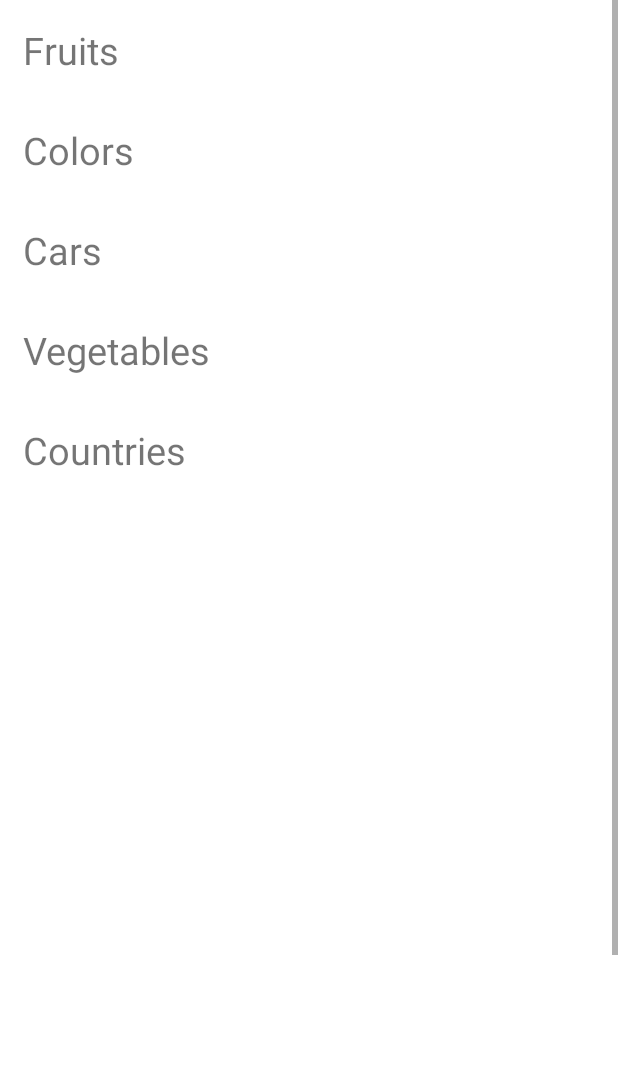
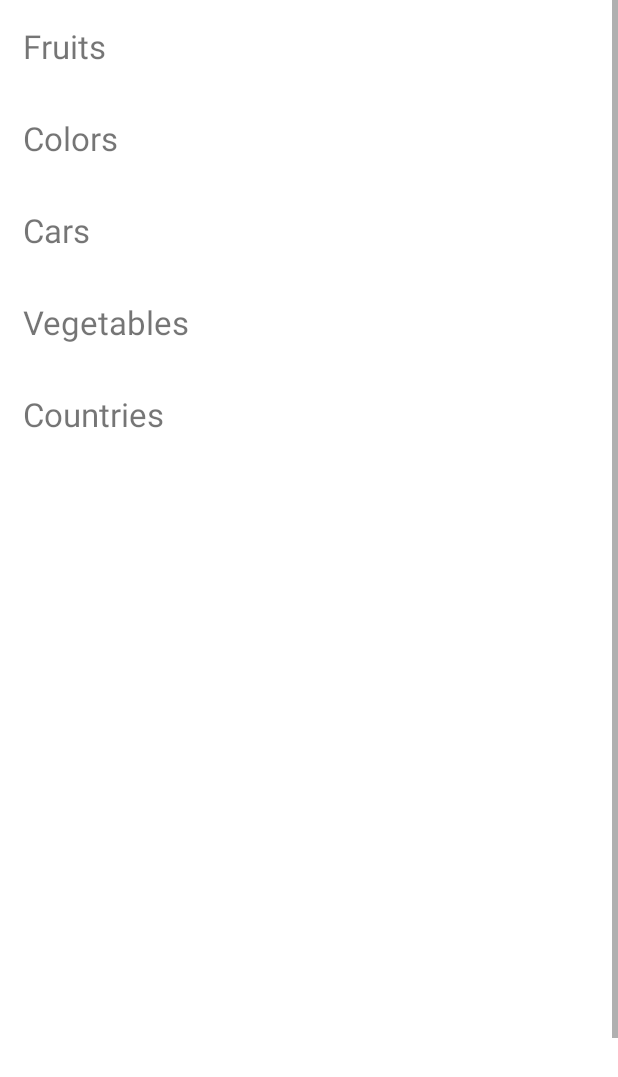
Before and after one commit to kvegesana/dial, an Android app: the ScreenD_TTS_1 screen opened directly, with no data from a screen before it, on a phone screen of 412 x 824 dp. Shown: the top 1077 px of the screen. Run offline under Robolectric (Android 15) with nearby library versions, the phone set to English and light mode, and no system bars; 1 statement that could not run was skipped.

Commit message:
Adjusted font size and added code to stop looping beyond boundaries for hierarchical menu and clearing secondary menu on clicking back button.

```diff
--- a/app/src/main/res/layout/activity_screen_d_tts.xml
+++ b/app/src/main/res/layout/activity_screen_d_tts.xml
@@ -32,7 +32,7 @@
                 android:layout_marginBottom="16dip"
                 android:layout_marginLeft="15dip"
                 android:layout_marginRight="6dip"
-                android:textSize="25sp"
+                android:textSize="22sp"
                 android:clickable="true">
             </TextView>
 
@@ -49,7 +49,7 @@
                 android:layout_marginBottom="16dip"
                 android:layout_marginLeft="15dip"
                 android:layout_marginRight="6dip"
-                android:textSize="25sp"
+                android:textSize="22sp"
                 android:clickable="true">
             </TextView>
 
@@ -64,7 +64,7 @@
                 android:layout_marginBottom="16dip"
                 android:layout_marginLeft="15dip"
                 android:layout_marginRight="6dip"
-                android:textSize="25sp"
+                android:textSize="22sp"
                 android:clickable="true">
             </TextView>
 
@@ -79,7 +79,7 @@
                 android:layout_marginBottom="16dip"
                 android:layout_marginLeft="15dip"
                 android:layout_marginRight="6dip"
-                android:textSize="25sp"
+                android:textSize="22sp"
                 android:clickable="true">
             </TextView>
 
@@ -95,7 +95,7 @@
                 android:layout_marginBottom="16dip"
                 android:layout_marginLeft="15dip"
                 android:layout_marginRight="6dip"
-                android:textSize="25sp"
+                android:textSize="22sp"
                 android:clickable="true"
                 >
             </TextView>
@@ -125,7 +125,7 @@
                     android:layout_weight="1"
                     android:focusable="true"
                     android:onClick="onClick"
-                    android:textSize="25sp"
+                    android:textSize="22sp"
                     android:layout_marginLeft="15dip"
                     android:layout_marginRight="6dip" />
 
@@ -140,7 +140,7 @@
                     android:layout_weight="1"
                     android:focusable="true"
                     android:onClick="onClick"
-                    android:textSize="25sp"
+                    android:textSize="22sp"
                     android:layout_marginLeft="15dip"
                     android:layout_marginRight="6dip" />
 
@@ -155,7 +155,7 @@
                     android:layout_weight="1"
                     android:focusable="true"
                     android:onClick="onClick"
-                    android:textSize="25sp"
+                    android:textSize="22sp"
                     android:layout_marginLeft="15dip"
                     android:layout_marginRight="6dip" />
 
@@ -170,7 +170,7 @@
                     android:layout_weight="1"
                     android:focusable="true"
                     android:onClick="onClick"
-                    android:textSize="25sp"
+                    android:textSize="22sp"
                     android:layout_marginLeft="15dip"
                     android:layout_marginRight="6dip" />
 
@@ -185,7 +185,7 @@
                     android:layout_weight="1"
                     android:focusable="true"
                     android:onClick="onClick"
-                    android:textSize="25sp"
+                    android:textSize="22sp"
                     android:layout_marginLeft="15dip"
                     android:layout_marginRight="6dip" />
 
@@ -200,7 +200,7 @@
                     android:layout_weight="1"
                     android:focusable="true"
                     android:onClick="onClick"
-                    android:textSize="25sp"
+                    android:textSize="22sp"
                     android:layout_marginLeft="15dip"
                     android:layout_marginRight="6dip" />
 
@@ -215,7 +215,7 @@
                     android:layout_weight="1"
                     android:focusable="true"
                     android:onClick="onClick"
-                    android:textSize="25sp"
+                    android:textSize="22sp"
                     android:layout_marginLeft="15dip"
                     android:layout_marginRight="6dip" />
 
@@ -230,7 +230,7 @@
                     android:layout_weight="1"
                     android:focusable="true"
                     android:onClick="onClick"
-                    android:textSize="25sp"
+                    android:textSize="22sp"
                     android:layout_marginLeft="15dip"
                     android:layout_marginRight="6dip" />
 
@@ -245,7 +245,7 @@
                     android:layout_weight="1"
                     android:focusable="true"
                     android:onClick="onClick"
-                    android:textSize="25sp"
+                    android:textSize="22sp"
                     android:layout_marginLeft="15dip"
                     android:layout_marginRight="6dip" />
 
@@ -260,7 +260,7 @@
                     android:layout_weight="1"
                     android:focusable="true"
                     android:onClick="onClick"
-                    android:textSize="25sp"
+                    android:textSize="22sp"
                     android:layout_marginLeft="15dip"
                     android:layout_marginRight="6dip" />
 
@@ -275,7 +275,7 @@
                     android:layout_weight="1"
                     android:focusable="true"
                     android:onClick="onClick"
-                    android:textSize="25sp"
+                    android:textSize="22sp"
                     android:layout_marginLeft="15dip"
                     android:layout_marginRight="6dip" />
 
@@ -290,7 +290,7 @@
                     android:layout_weight="1"
                     android:focusable="true"
                     android:onClick="onClick"
-                    android:textSize="25sp"
+                    android:textSize="22sp"
                     android:layout_marginLeft="15dip"
                     android:layout_marginRight="6dip" />
 
@@ -305,7 +305,7 @@
                     android:layout_weight="1"
                     android:focusable="true"
                     android:onClick="onClick"
-                    android:textSize="25sp"
+                    android:textSize="22sp"
                     android:layout_marginLeft="15dip"
                     android:layout_marginRight="6dip" />
 
@@ -320,7 +320,7 @@
                     android:layout_weight="1"
                     android:focusable="true"
                     android:onClick="onClick"
-                    android:textSize="25sp"
+                    android:textSize="22sp"
                     android:layout_marginLeft="15dip"
                     android:layout_marginRight="6dip" />
 
@@ -335,7 +335,7 @@
                     android:layout_weight="1"
                     android:focusable="true"
                     android:onClick="onClick"
-                    android:textSize="25sp"
+                    android:textSize="22sp"
                     android:layout_marginLeft="15dip"
                     android:layout_marginRight="6dip" />
 
@@ -350,7 +350,7 @@
                     android:layout_weight="1"
                     android:focusable="true"
                     android:onClick="onClick"
-                    android:textSize="25sp"
+                    android:textSize="22sp"
                     android:layout_marginLeft="15dip"
                     android:layout_marginRight="6dip" />
 
```
Also changed, not shown: app/src/main/java/com/example/menuapp/ScreenD_TTS_1.java (+8 -5 lines), app/src/main/java/com/example/menuapp/ScreenD_TTS_10.java (+10 -6 lines), app/src/main/java/com/example/menuapp/ScreenD_TTS_2.java (+10 -6 lines), app/src/main/java/com/example/menuapp/ScreenD_TTS_3.java (+10 -6 lines), app/src/main/java/com/example/menuapp/ScreenD_TTS_4.java (+10 -6 lines), app/src/main/java/com/example/menuapp/ScreenD_TTS_5.java (+10 -6 lines), app/src/main/java/com/example/menuapp/ScreenD_TTS_6.java (+10 -6 lines), app/src/main/java/com/example/menuapp/ScreenD_TTS_7.java (+10 -6 lines), app/src/main/java/com/example/menuapp/ScreenD_TTS_8.java (+10 -6 lines), app/src/main/java/com/example/menuapp/ScreenD_TTS_9.java (+10 -6 lines), app/src/main/res/layout/activity_screen_d.xml (+21 -21 lines).
